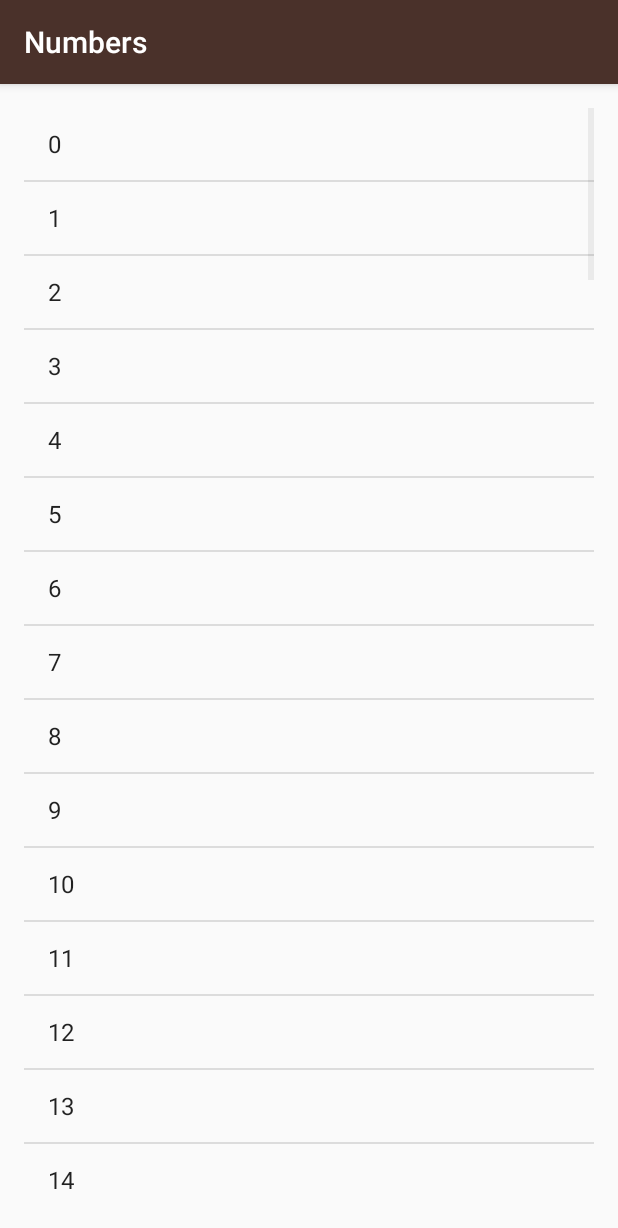
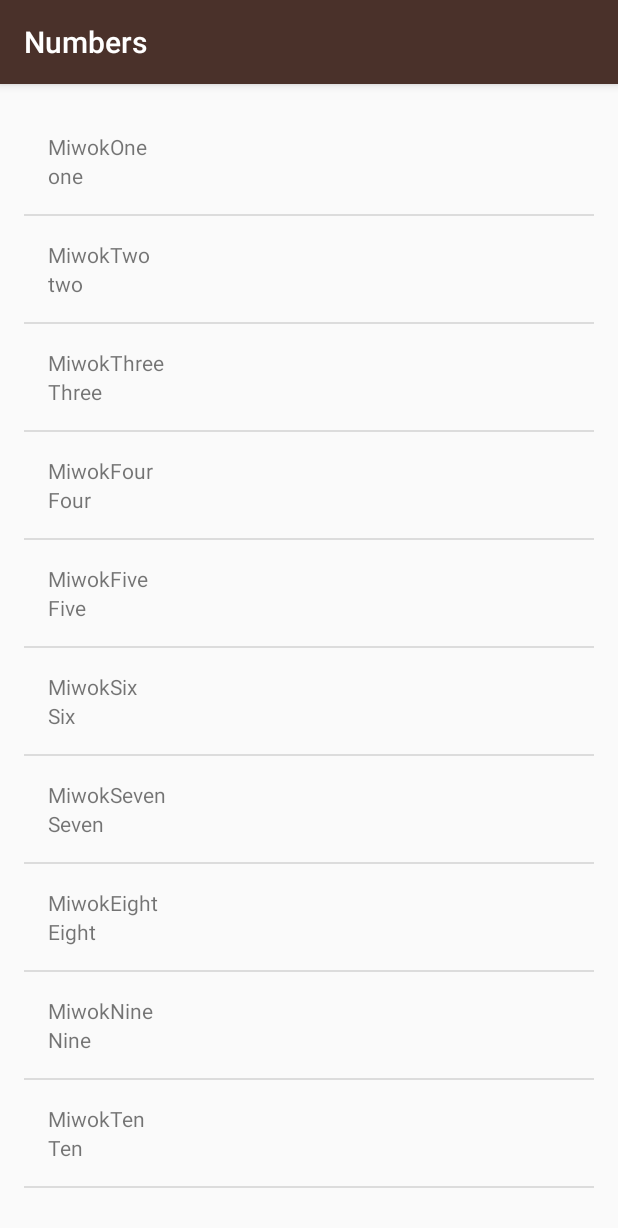
Before and after one commit to wayngong/MiWok, an Android app: the NumbersActivity screen opened directly, with no data from a screen before it, on a phone screen of 412 x 824 dp. Shown: the top 1228 px of the screen. Run offline under Robolectric (Android 15) with nearby library versions, the phone set to English and light mode, and no system bars.

Commit message:
2016_12_25
Complete WordAdapter

```diff
--- a/app/src/main/java/com/example/android/miwok/NumbersActivity.java
+++ b/app/src/main/java/com/example/android/miwok/NumbersActivity.java
@@ -9,6 +9,7 @@
 import android.widget.ListView;
 import android.widget.TextView;
 
+import java.lang.reflect.Array;
 import java.util.ArrayList;
 
 
@@ -20,13 +21,24 @@
         setContentView(R.layout.activity_numbers);
 
 
-        ArrayList<String> words = new ArrayList<String>();
+//        ArrayList<String> words = new ArrayList<String>();
+        ArrayList<Word> words = new ArrayList<Word>();
 
-        for (int i=0;i<100;i++){
-            words.add(""+i);
-        }
+//        for (int i=0;i<100;i++){
+//            words.add(""+i);
+//        }
+        words.add(new Word("one","MiwokOne"));
+        words.add(new Word("two","MiwokTwo"));
+        words.add(new Word("Three","MiwokThree"));
+        words.add(new Word("Four","MiwokFour"));
+        words.add(new Word("Five","MiwokFive"));
+        words.add(new Word("Six","MiwokSix"));
+        words.add(new Word("Seven","MiwokSeven"));
+        words.add(new Word("Eight","MiwokEight"));
+        words.add(new Word("Nine","MiwokNine"));
+        words.add(new Word("Ten","MiwokTen"));
 
-        ArrayAdapter itemAdapter = new ArrayAdapter(this, android.R.layout.simple_list_item_1, words);
+        WordAdapter itemAdapter = new WordAdapter(this, words);
         ListView listView = (ListView)findViewById(R.id.list);
         listView.setAdapter(itemAdapter);
 
--- /dev/null
+++ b/app/src/main/java/com/example/android/miwok/Word.java
@@ -0,0 +1,22 @@
+package com.example.android.miwok;
+
+/**
+ * Created by gongkai on 2016/12/25.
+ */
+
+public class Word {
+    // English name for miwok
+    private String mEnglishWord;
+
+    // Miwok name for miwok
+    private String mMiwokWord;
+
+    public String getEnglish(){return mEnglishWord;}
+
+    public String getMiwok(){return mMiwokWord;}
+
+    public Word( String english, String miwok){
+        mEnglishWord = english;
+        mMiwokWord = miwok;
+    }
+}
--- /dev/null
+++ b/app/src/main/java/com/example/android/miwok/WordAdapter.java
@@ -0,0 +1,45 @@
+package com.example.android.miwok;
+
+import android.app.Activity;
+import android.support.annotation.NonNull;
+import android.view.LayoutInflater;
+import android.view.View;
+import android.view.ViewGroup;
+import android.widget.ArrayAdapter;
+import android.widget.TextView;
+
+import org.w3c.dom.Text;
+
+import java.util.ArrayList;
+
+/**
+ * Created by gongkai on 2016/12/25.
+ */
+
+public class WordAdapter extends ArrayAdapter<Word> {
+    public WordAdapter(Activity context, ArrayList<Word> words){
+        super(context, 0, words);
+    }
+
+    @NonNull
+    @Override
+    public View getView(int position, View convertView, ViewGroup parent) {
+        View listItemView = convertView;
+        if(listItemView == null){
+            listItemView = LayoutInflater.from(getContext()).inflate(
+                    R.layout.list_item, parent, false);
+        }
+
+        Word currentWord = getItem(position);
+
+        TextView englistView = (TextView) listItemView.findViewById(R.id.default_text_view);
+
+        englistView.setText(currentWord.getEnglish());
+
+        TextView miwokView = (TextView) listItemView.findViewById(R.id.miwok_text_view);
+
+        miwokView.setText(currentWord.getMiwok());
+
+        return listItemView;
+    }
+}
--- /dev/null
+++ b/app/src/main/res/layout/list_item.xml
@@ -0,0 +1,20 @@
+<?xml version="1.0" encoding="utf-8"?>
+<LinearLayout xmlns:android="http://schemas.android.com/apk/res/android"
+    xmlns:tools="http://schemas.android.com/tools"
+    android:id="@+id/list_view"
+    android:orientation="vertical"
+    android:layout_width="match_parent"
+    android:layout_height="match_parent"
+    android:padding="@dimen/activity_vertical_margin">
+    <TextView
+        android:id="@+id/miwok_text_view"
+        android:layout_width="match_parent"
+        android:layout_height="wrap_content"
+        tools:text="lutti"/>
+    <TextView
+        android:id="@+id/default_text_view"
+        android:layout_width="match_parent"
+        android:layout_height="wrap_content"
+        tools:text="one"/>
+
+</LinearLayout>
```
